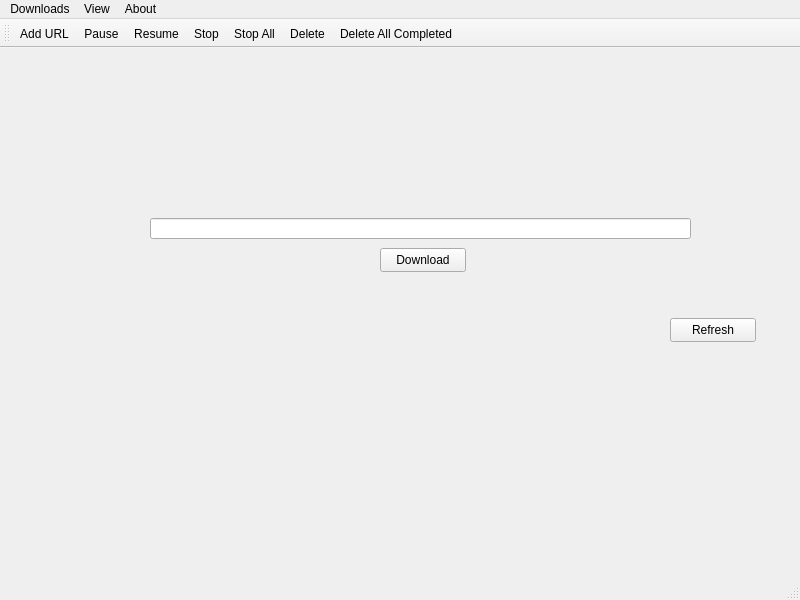
This is mainwindow.ui in raffleberry/udm as Qt 5 draws it before an edit. The edited form follows.
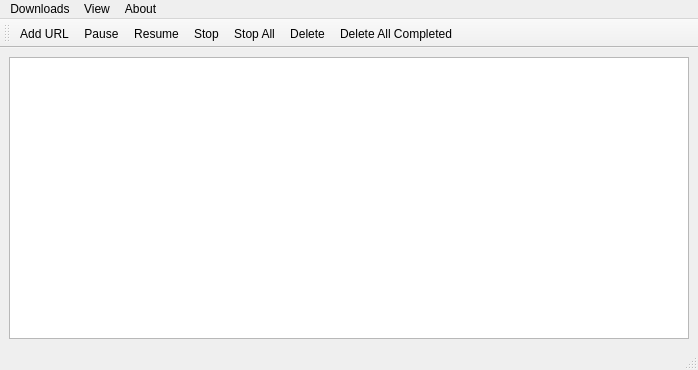
This is the edited form. Icons and pictures are not drawn.

Diff of the .ui file:
```diff
--- a/mainwindow.ui
+++ b/mainwindow.ui
@@ -6,57 +6,30 @@
    <rect>
     <x>0</x>
     <y>0</y>
-    <width>800</width>
-    <height>600</height>
+    <width>698</width>
+    <height>370</height>
    </rect>
   </property>
   <property name="windowTitle">
    <string>Untitled Download Manager</string>
   </property>
   <widget class="QWidget" name="centralwidget">
-   <widget class="QLineEdit" name="lineEdit">
-    <property name="geometry">
-     <rect>
-      <x>150</x>
-      <y>170</y>
-      <width>541</width>
-      <height>21</height>
-     </rect>
-    </property>
-   </widget>
-   <widget class="QPushButton" name="pushButton">
-    <property name="geometry">
-     <rect>
-      <x>380</x>
-      <y>200</y>
-      <width>86</width>
-      <height>24</height>
-     </rect>
-    </property>
-    <property name="text">
-     <string>Download</string>
-    </property>
-   </widget>
-   <widget class="QPushButton" name="pushButton_2">
-    <property name="geometry">
-     <rect>
-      <x>670</x>
-      <y>270</y>
-      <width>86</width>
-      <height>24</height>
-     </rect>
-    </property>
-    <property name="text">
-     <string>Refresh</string>
-    </property>
-   </widget>
+   <layout class="QHBoxLayout" name="horizontalLayout_3">
+    <item>
+     <layout class="QHBoxLayout" name="layout">
+      <item>
+       <widget class="QTableView" name="tableView"/>
+      </item>
+     </layout>
+    </item>
+   </layout>
   </widget>
   <widget class="QMenuBar" name="menubar">
    <property name="geometry">
     <rect>
      <x>0</x>
      <y>0</y>
-     <width>800</width>
+     <width>698</width>
      <height>21</height>
     </rect>
    </property>
```
